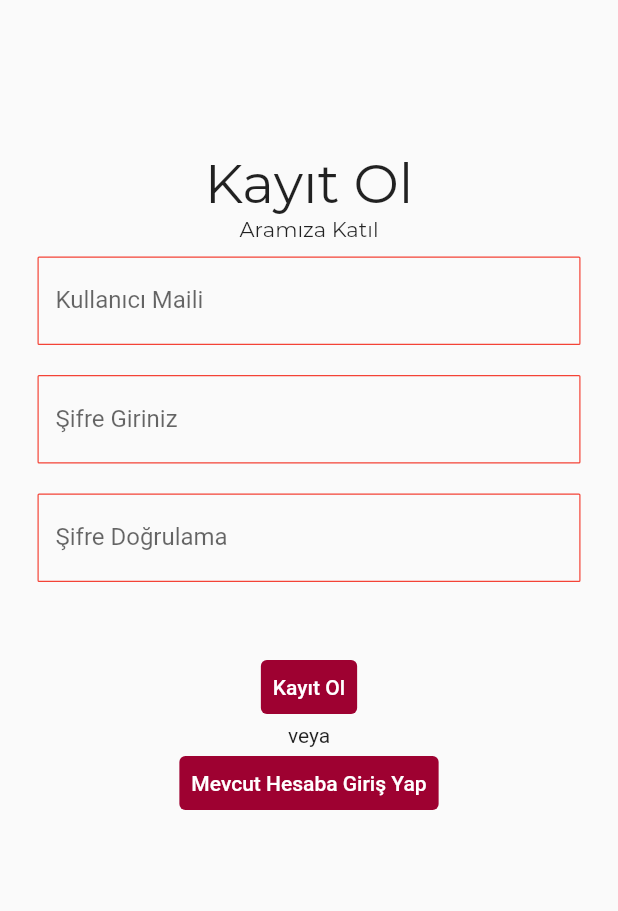
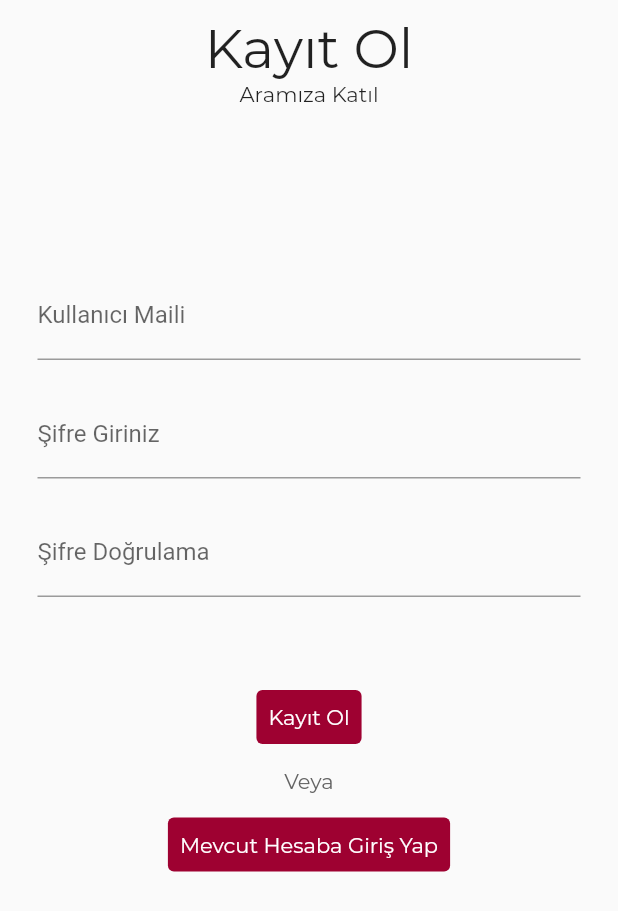
Before and after one commit to behemehal/GEE, a Flutter app: the RegisterPage screen opened directly, on a phone screen of 412 x 824 dp. Shown: the top 911 px of the screen. Run offline on Flutter 3.47's test engine with Material 2 defaults, Android fonts, the phone set to English and light mode, and no system bars; our stand-ins replace shared_preferences; accounts and stored records are empty.

Commit message:
register update

```diff
--- a/lib/pages/register.dart
+++ b/lib/pages/register.dart
@@ -19,7 +19,7 @@ class RegisterPageState extends State<RegisterPage> {
       body: Center(
         child: Padding(
           padding: EdgeInsets.only(
-              top: 100,
+              top: 10,
               right: 15,
               left: 15), //Sağdan, soldan ve üstden 10 pixel boşluk bırak
           child: Column(
@@ -34,20 +34,14 @@ class RegisterPageState extends State<RegisterPage> {
                 style: TextStyle(fontSize: 14, fontFamily: "Montserrat"),
               ),
               Container(
+                padding: EdgeInsets.only(
+                  top: 100,
+                ),
                 margin: EdgeInsets.all(10),
                 child: TextField(
                   controller:
                       kullaniciMailKontrolcusu, //Kullanıcının yazdığı şifreyi kontrol etmek için bunu kullanıyoruz
-                  decoration: InputDecoration(
-                      focusedBorder: OutlineInputBorder(
-                        borderSide:
-                            BorderSide(color: Colors.redAccent[700], width: 0),
-                      ),
-                      enabledBorder: OutlineInputBorder(
-                        borderRadius: BorderRadius.all(Radius.circular(1.0)),
-                        borderSide: BorderSide(color: Colors.red, width: 0.8),
-                      ),
-                      labelText: "Kullanıcı Maili"),
+                  decoration: InputDecoration(labelText: "Kullanıcı Maili"),
                 ),
               ),
               Container(
@@ -57,16 +51,7 @@ class RegisterPageState extends State<RegisterPage> {
                   obscuringCharacter: "*", //şifreyi gizleyecek karakter *****
                   controller:
                       kullaniciSifreKontrolcusu, //Kullanıcının yazdığı şifreyi kontrol etmek için bunu kullanıyoruz
-                  decoration: InputDecoration(
-                      focusedBorder: OutlineInputBorder(
-                        borderSide:
-                            BorderSide(color: Colors.redAccent[700], width: 0),
-                      ),
-                      enabledBorder: OutlineInputBorder(
-                        borderRadius: BorderRadius.all(Radius.circular(1.0)),
-                        borderSide: BorderSide(color: Colors.red, width: 0.8),
-                      ),
-                      labelText: "Şifre Giriniz"),
+                  decoration: InputDecoration(labelText: "Şifre Giriniz"),
                 ),
               ),
               Container(
@@ -76,23 +61,16 @@ class RegisterPageState extends State<RegisterPage> {
                   obscuringCharacter: "*", //şifreyi gizleyecek karakter *****
                   controller:
                       kullaniciSifreDogrulayici, //Kullanıcının yazdığı şifreyi kontrol etmek için bunu kullanıyoruz
-                  decoration: InputDecoration(
-                      focusedBorder: OutlineInputBorder(
-                        borderSide:
-                            BorderSide(color: Colors.redAccent[700], width: 0),
-                      ),
-                      enabledBorder: OutlineInputBorder(
-                        borderRadius: BorderRadius.all(Radius.circular(1.0)),
-                        borderSide: BorderSide(color: Colors.red, width: 0.8),
-                      ),
-                      labelText: "Şifre Doğrulama"),
+                  decoration: InputDecoration(labelText: "Şifre Doğrulama"),
                 ),
               ),
               Padding(
                 padding: EdgeInsets.only(top: 20),
                 child: Text(statusText),
               ), //Kullanıcının Mail ve ya şifre hakkında bilgi aldığı element
-              TextButton(
+              Padding(
+                padding: EdgeInsets.only(top: 10),
+                child: TextButton(
                   //Giriş Butonu
                   onPressed: () async {
                     if (kullaniciMailKontrolcusu.text.trim() == "") {
@@ -111,21 +89,34 @@ class RegisterPageState extends State<RegisterPage> {
                   },
                   child: Text(
                     "Kayıt Ol",
-                    style: TextStyle(color: Colors.white),
+                    style: TextStyle(
+                        fontFamily: "Montserrat", color: Colors.white),
                   ),
                   style: ButtonStyle(
                     backgroundColor: MaterialStateProperty.all<Color>(
                         Color.fromRGBO(158, 1, 49, 1)),
-                  )),
+                  ),
+                ),
+              ),
+              Padding(
+                padding: EdgeInsets.only(top: 10, bottom: 10),
+                child: Text(
+                  "Veya",
+                  style: TextStyle(
+                    fontFamily: "Montserrat",
+                    color: Color.fromRGBO(100, 100, 100, 1),
+                  ),
+                ),
+              ),
 
-              Text("veya"),
               TextButton(
                   onPressed: () {
                     Navigator.of(context).pop();
                   },
                   child: Text(
                     "Mevcut Hesaba Giriş Yap",
-                    style: TextStyle(color: Colors.white),
+                    style: TextStyle(
+                        fontFamily: "Montserrat", color: Colors.white),
                   ),
                   style: ButtonStyle(
                     backgroundColor: MaterialStateProperty.all<Color>(
```
